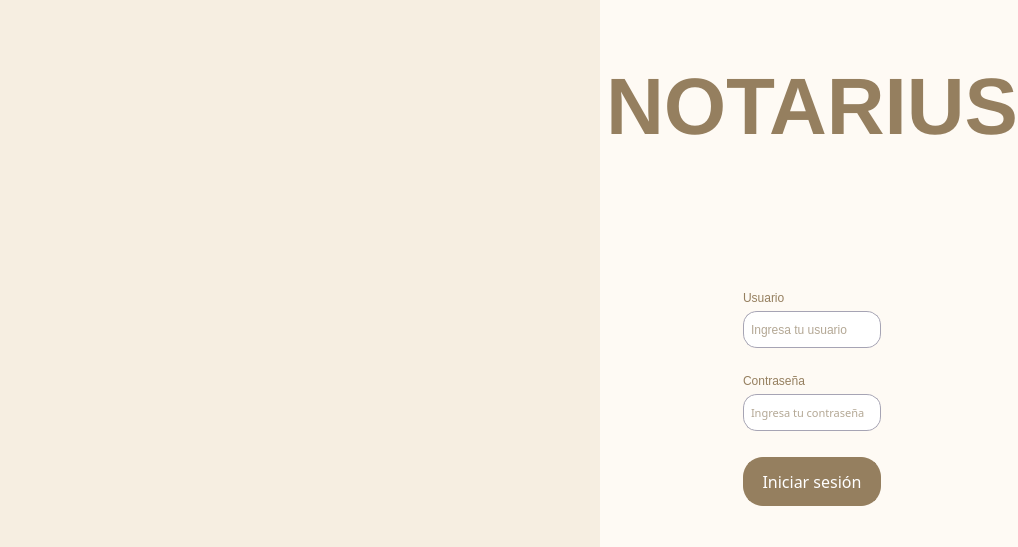
The window that ui/login.ui (andreadh01/Notarius) describes before a commit, drawn with Qt 5.
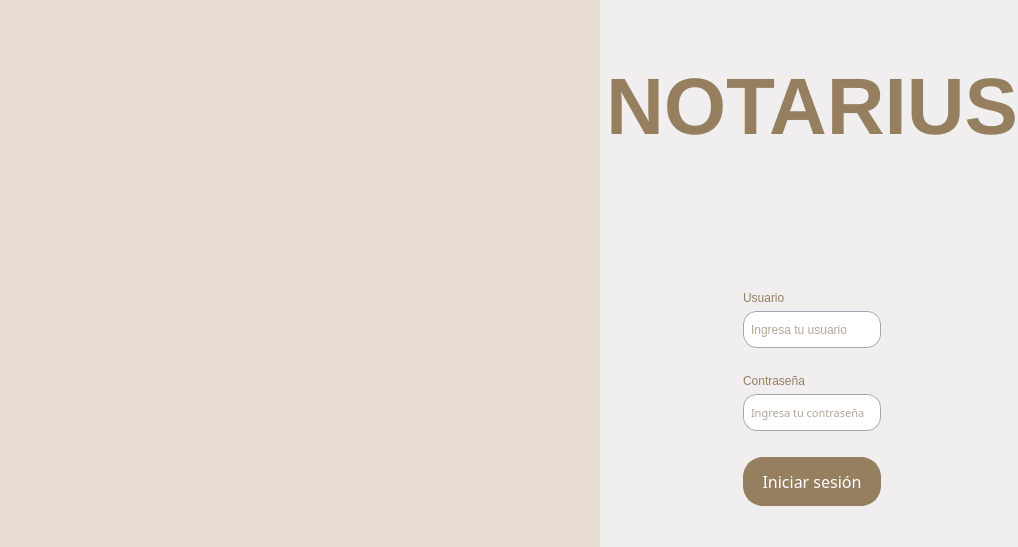
The same window after the commit. Icons and pictures are not drawn.

Diff of the .ui file:
```diff
--- a/ui/login.ui
+++ b/ui/login.ui
@@ -21,7 +21,7 @@
   </property>
   <property name="styleSheet">
    <string notr="true">QDialog {
-background-color:rgba(245, 216, 174, 0.08);
+background-color:#F0EEEF;
 
 }</string>
   </property>
@@ -62,7 +62,7 @@
        </property>
        <property name="styleSheet">
         <string notr="true">QLabel {
-background-color: rgba(202, 166, 112, 0.15);
+background-color: rgba(202, 166, 112, 0.25);
 	
 	image: url(:/resources/resources/imagenes/undraw_team_up_re_84ok.svg);
 }</string>
```
Left out of the diff: 4 changed lines with no effect on the pictures.
